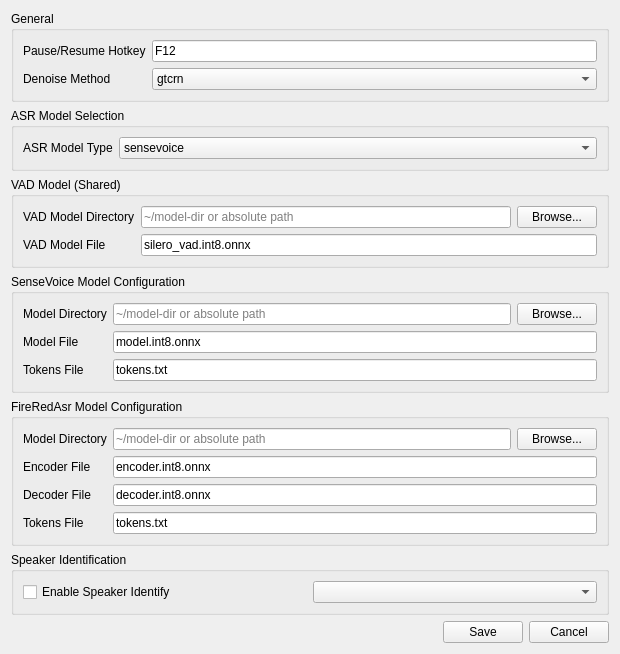
First picture: the form in cxx-api-examples/vibeinput/preference.ui, repository yangjuncode/sherpa-onnx, before the edit.
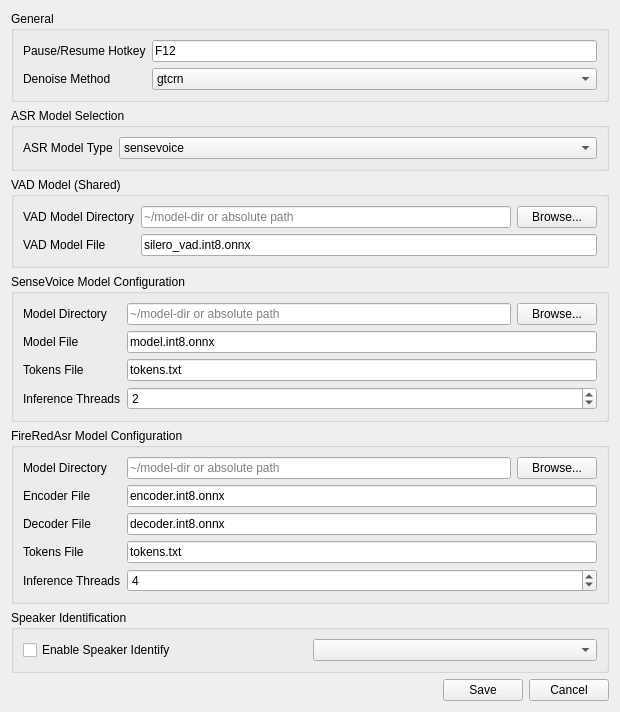
Second picture: the form after the edit.

Commit message: add thread num preference config

Diff of the .ui file:
```diff
--- a/cxx-api-examples/vibeinput/preference.ui
+++ b/cxx-api-examples/vibeinput/preference.ui
@@ -200,6 +200,26 @@
         </property>
        </widget>
       </item>
+      <item row="3" column="0">
+       <widget class="QLabel" name="lbl_sensevoice_threads">
+        <property name="text">
+         <string>Inference Threads</string>
+        </property>
+       </widget>
+      </item>
+      <item row="3" column="1">
+       <widget class="QSpinBox" name="spn_sensevoice_threads">
+        <property name="minimum">
+         <number>1</number>
+        </property>
+        <property name="maximum">
+         <number>32</number>
+        </property>
+        <property name="value">
+         <number>2</number>
+        </property>
+       </widget>
+      </item>
      </layout>
     </widget>
    </item>
@@ -276,6 +296,26 @@
         </property>
        </widget>
       </item>
+      <item row="4" column="0">
+       <widget class="QLabel" name="lbl_firered_threads">
+        <property name="text">
+         <string>Inference Threads</string>
+        </property>
+       </widget>
+      </item>
+      <item row="4" column="1">
+       <widget class="QSpinBox" name="spn_firered_threads">
+        <property name="minimum">
+         <number>1</number>
+        </property>
+        <property name="maximum">
+         <number>32</number>
+        </property>
+        <property name="value">
+         <number>4</number>
+        </property>
+       </widget>
+      </item>
      </layout>
     </widget>
    </item>
```
The commit also changes 7 other files.
